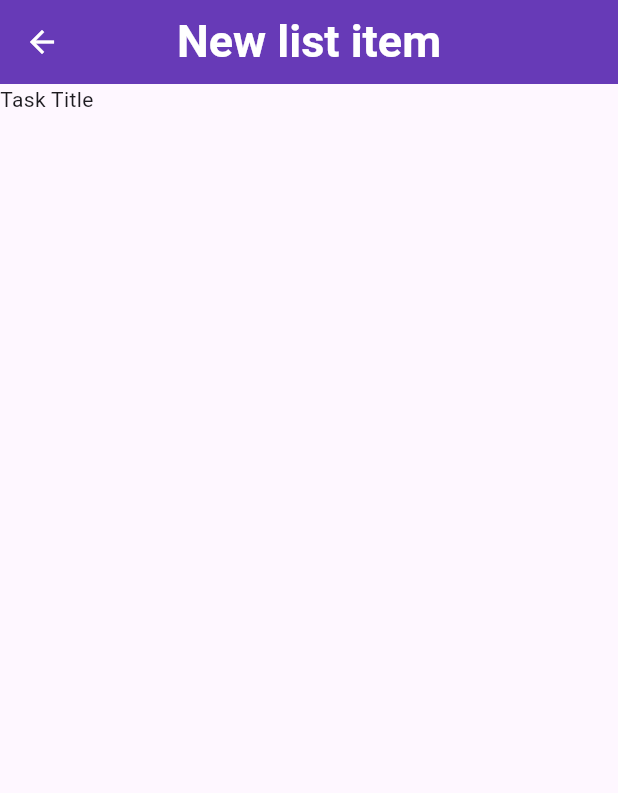
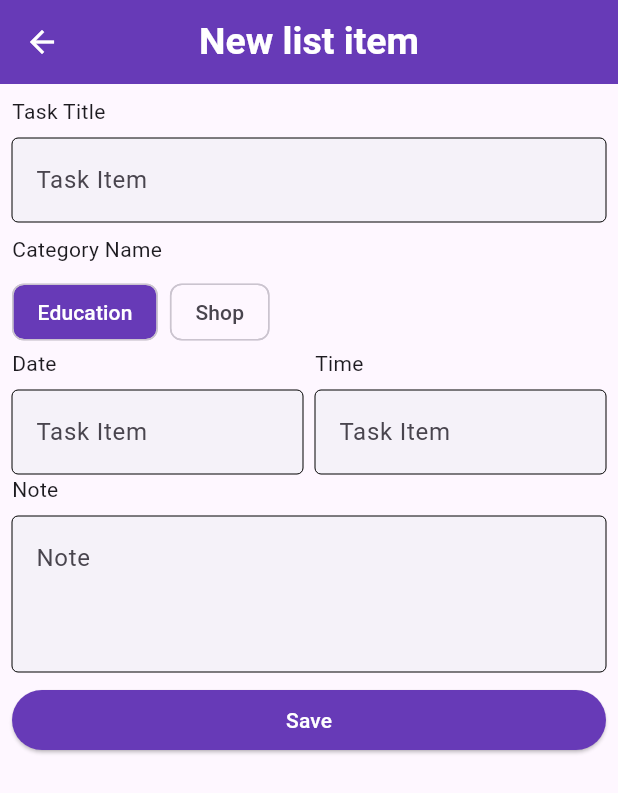
Before and after one commit to Nishan-Pradhan06/7days_flutter_todo_app, a Flutter app: the FormScreen screen opened directly, on a phone screen of 412 x 824 dp. Shown: the top 793 px of the screen. Run offline on Flutter 3.47's test engine with Material 3 defaults, Android fonts, the phone set to English and light mode, and no system bars.

Commit message:
completed-form-UI

```diff
--- a/lib/screens/form_screen.dart
+++ b/lib/screens/form_screen.dart
@@ -6,6 +6,7 @@ class FormScreen extends StatelessWidget {
   @override
   Widget build(BuildContext context) {
     return Scaffold(
+      resizeToAvoidBottomInset: true,
       appBar: AppBar(
         backgroundColor: Colors.deepPurple,
         foregroundColor: Colors.white,
@@ -13,13 +14,161 @@ class FormScreen extends StatelessWidget {
         title: const Text(
           'New list item',
           style: TextStyle(
-            fontSize: 30,
+            fontSize: 25,
             fontWeight: FontWeight.w600,
           ),
         ),
       ),
-      body: const Column(
-        children: [Text('Task Title')],
+      body: SingleChildScrollView(
+        child: Padding(
+          padding: const EdgeInsets.all(8),
+          child: Column(
+            crossAxisAlignment: CrossAxisAlignment.start,
+            children: [
+              formTitle("Task Title"),
+              TextFormField(
+                decoration: InputDecoration(
+                  fillColor: const Color(0XFFF5F2F9),
+                  filled: true,
+                  hintText: "Task Item",
+                  focusedBorder: formBorder(true),
+                  enabledBorder: formBorder(false),
+                ),
+              ),
+              const SizedBox(
+                height: 8,
+              ),
+              formTitle("Category Name"),
+              const Row(
+                children: [
+                  Chip(
+                    label: Text(
+                      "Education",
+                      style: TextStyle(
+                        color: Colors.white,
+                      ),
+                    ),
+                    backgroundColor: Colors.deepPurple,
+                  ),
+                  SizedBox(
+                    width: 8,
+                  ),
+                  Chip(label: Text("Shop")),
+                ],
+              ),
+              // infinite width + infinite width
+              Row(
+                mainAxisAlignment: MainAxisAlignment.spaceBetween,
+                children: [
+                  Column(
+                    crossAxisAlignment: CrossAxisAlignment.start,
+                    children: [
+                      formTitle("Date"),
+                      SizedBox(
+                        width: (MediaQuery.of(context).size.width / 2) - 12,
+                        child: TextFormField(
+                          decoration: InputDecoration(
+                            fillColor: const Color(0XFFF5F2F9),
+                            filled: true,
+                            hintText: "Task Item",
+                            focusedBorder: formBorder(true),
+                            enabledBorder: formBorder(false),
+                          ),
+                        ),
+                      ),
+                    ],
+                  ),
+                  const SizedBox(
+                    width: 8,
+                  ),
+                  Column(
+                    crossAxisAlignment: CrossAxisAlignment.start,
+                    children: [
+                      formTitle("Time"),
+                      // 300 px width
+                      // 150 for each
+                      // 150+150 = 300
+                      // 300 -8 -8 = 300-16
+                      // 150 -8 foe each
+                      // 300 - 16 -8
+                      // 300 - 24
+                      // 150-12
+
+                      SizedBox(
+                        width: (MediaQuery.of(context).size.width / 2) - 12,
+                        child: TextFormField(
+                          decoration: InputDecoration(
+                            fillColor: const Color(0XFFF5F2F9),
+                            filled: true,
+                            hintText: "Task Item",
+                            focusedBorder: formBorder(true),
+                            enabledBorder: formBorder(false),
+                          ),
+                        ),
+                      )
+                    ],
+                  ),
+                ],
+              ),
+              formTitle("Note"),
+              TextFormField(
+                maxLines: 3,
+                decoration: InputDecoration(
+                  fillColor: const Color(0XFFF5F2F9),
+                  filled: true,
+                  hintText: "Note",
+                  focusedBorder: formBorder(true),
+                  enabledBorder: formBorder(false),
+                ),
+              ),
+              const SizedBox(
+                height: 8,
+              ),
+              SizedBox(
+                width: double.infinity,
+                child: ElevatedButton(
+                  onPressed: () {},
+                  style: ElevatedButton.styleFrom(
+                    backgroundColor: Colors.deepPurple,
+                    // foregroundColor: Colors.pinkAccent,
+                  ),
+                  child: const Text(
+                    "Save",
+                    style: TextStyle(
+                      color: Colors.white,
+                    ),
+                  ),
+                ),
+              ),
+            ],
+          ),
+        ),
+      ),
+    );
+  }
+
+  Padding formTitle(String title) {
+    return Padding(
+      padding: const EdgeInsets.only(
+        bottom: 8,
+      ),
+      child: Text(title),
+    );
+  }
+
+  OutlineInputBorder formBorder(bool isForFocus) {
+    if (isForFocus) {
+      return const OutlineInputBorder(
+        borderSide: BorderSide(
+          color: Colors.blue,
+          width: 1,
+        ),
+      );
+    }
+    return const OutlineInputBorder(
+      borderSide: BorderSide(
+        color: Colors.black,
+        width: 0,
       ),
     );
   }
```
Also changed, not shown: lib/component/form_list.dart (added).
